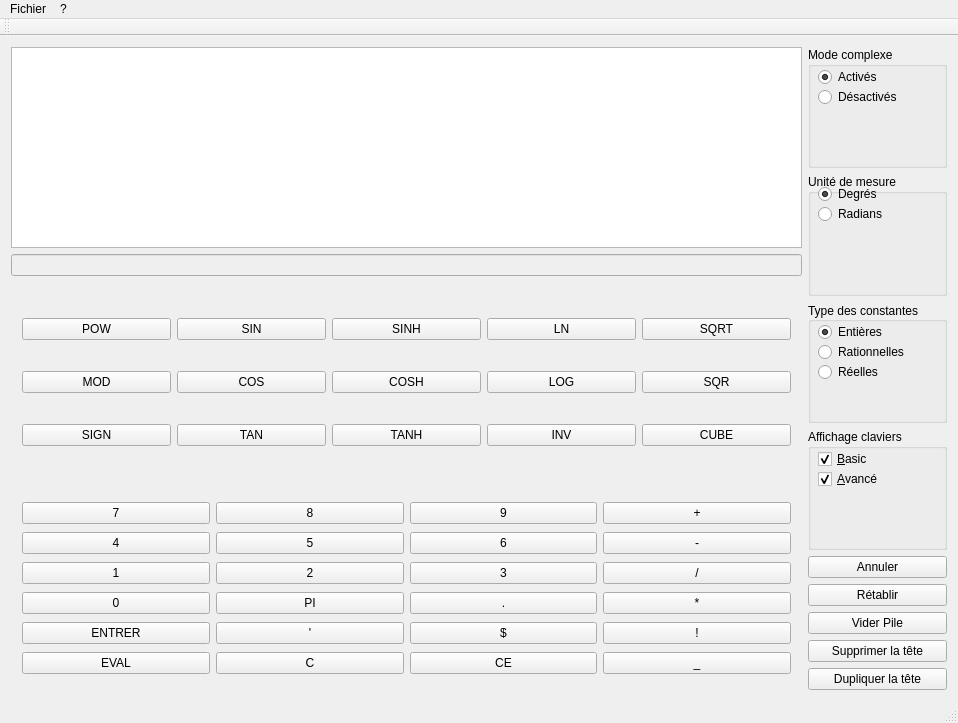
The window that mainwindow.ui (yuntux/lo21-npi) describes before a commit, drawn with Qt 5.
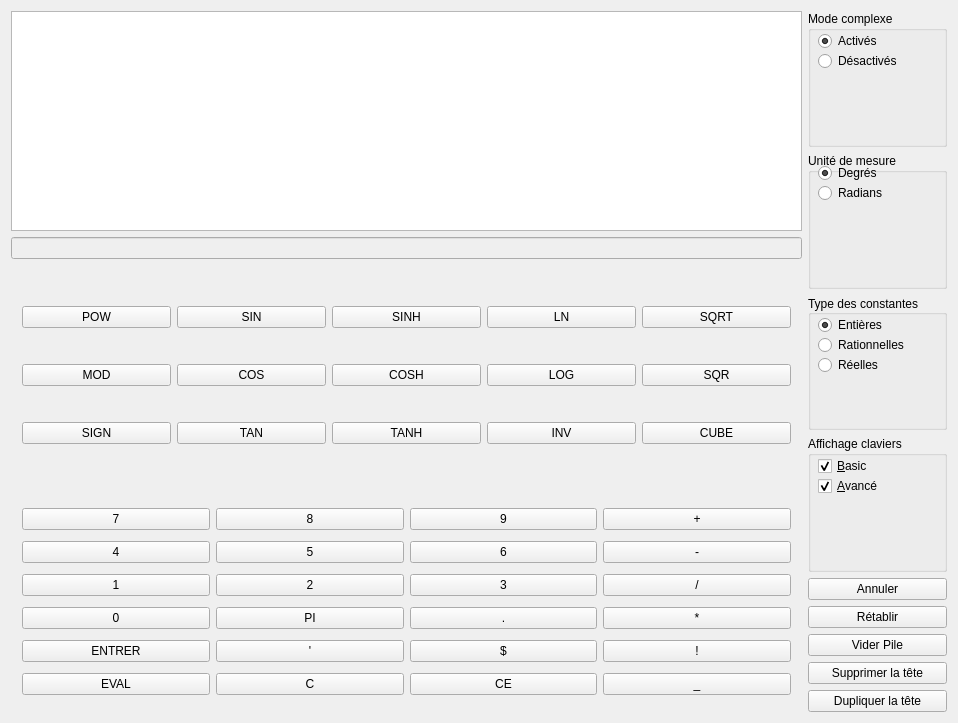
The same window after the commit.

What changed in the file:
```diff
--- a/mainwindow.ui
+++ b/mainwindow.ui
@@ -623,38 +623,6 @@
     </item>
    </layout>
   </widget>
-  <widget class="QMenuBar" name="menuBar">
-   <property name="geometry">
-    <rect>
-     <x>0</x>
-     <y>0</y>
-     <width>958</width>
-     <height>22</height>
-    </rect>
-   </property>
-   <widget class="QMenu" name="menuFichier">
-    <property name="title">
-     <string>Fichier</string>
-    </property>
-   </widget>
-   <widget class="QMenu" name="menu">
-    <property name="title">
-     <string>?</string>
-    </property>
-    <addaction name="action_propos"/>
-   </widget>
-   <addaction name="menuFichier"/>
-   <addaction name="menu"/>
-  </widget>
-  <widget class="QToolBar" name="mainToolBar">
-   <attribute name="toolBarArea">
-    <enum>TopToolBarArea</enum>
-   </attribute>
-   <attribute name="toolBarBreak">
-    <bool>false</bool>
-   </attribute>
-  </widget>
-  <widget class="QStatusBar" name="statusBar"/>
   <action name="action_propos">
    <property name="text">
     <string>À propos</string>
```
Left out of the diff: 2 changed lines with no effect on the pictures.
